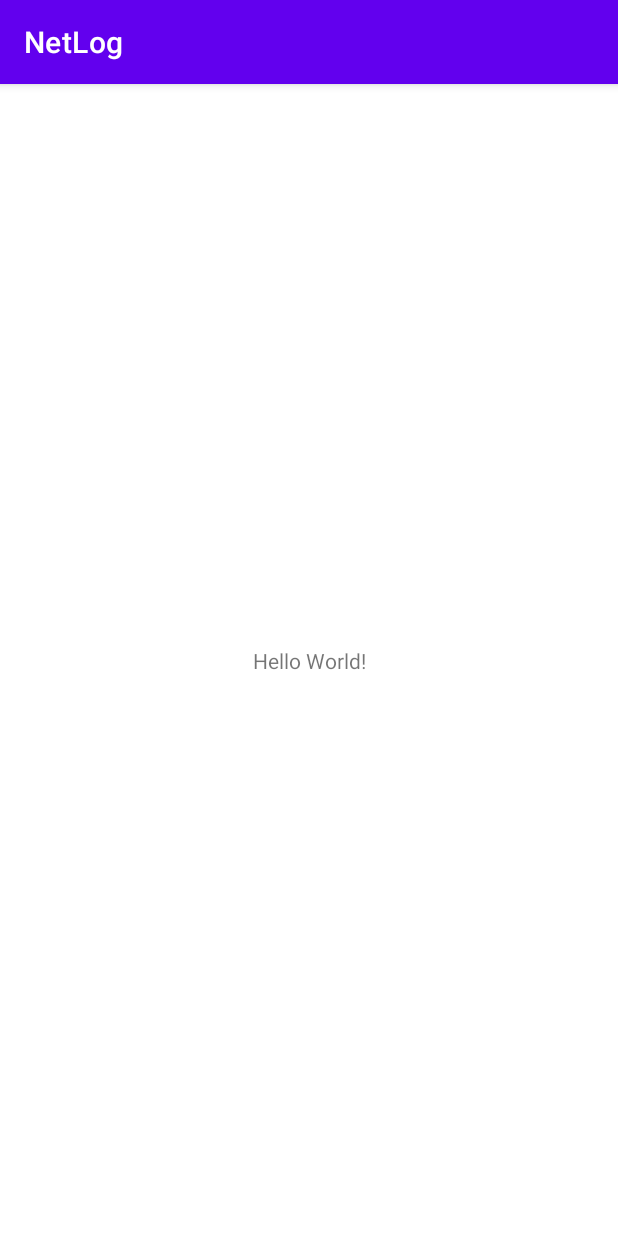
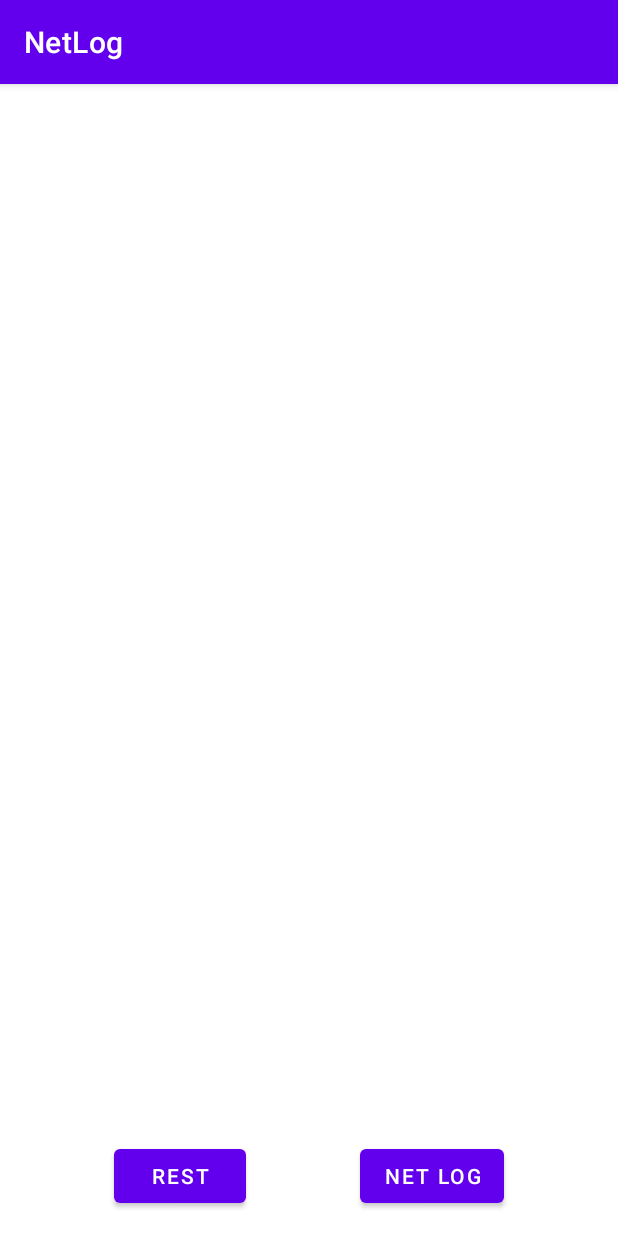
Before and after one commit to mertsalovda/NetLog, an Android app: the screen it shows after launch (MainActivity), on a phone screen of 412 x 824 dp. Run offline under Robolectric (Android 15) with nearby library versions, the phone set to English and light mode, and no system bars; 1 statement that could not run was skipped.

```diff
--- a/app/src/main/AndroidManifest.xml
+++ b/app/src/main/AndroidManifest.xml
@@ -1,6 +1,8 @@
 <?xml version="1.0" encoding="utf-8"?>
 <manifest xmlns:android="http://schemas.android.com/apk/res/android"
     package="ru.mertsalovda.netlog">
+
+    <uses-permission android:name="android.permission.INTERNET"/>
 
     <application
         android:allowBackup="true"
@@ -9,7 +11,7 @@
         android:roundIcon="@mipmap/ic_launcher_round"
         android:supportsRtl="true"
         android:theme="@style/Theme.NetLog">
-        <activity android:name=".MainActivity">
+        <activity android:name=".presentation.MainActivity">
             <intent-filter>
                 <action android:name="android.intent.action.MAIN" />
 
--- a/app/src/main/java/ru/mertsalovda/netlog/MainActivity.kt
+++ /dev/null
@@ -1,11 +0,0 @@
-package ru.mertsalovda.netlog
-
-import androidx.appcompat.app.AppCompatActivity
-import android.os.Bundle
-
-class MainActivity : AppCompatActivity() {
-    override fun onCreate(savedInstanceState: Bundle?) {
-        super.onCreate(savedInstanceState)
-        setContentView(R.layout.activity_main)
-    }
-}
--- /dev/null
+++ b/app/src/main/java/ru/mertsalovda/netlog/presentation/MainActivity.kt
@@ -0,0 +1,31 @@
+package ru.mertsalovda.netlog.presentation
+
+import androidx.appcompat.app.AppCompatActivity
+import android.os.Bundle
+import android.view.View
+import android.widget.Button
+import android.widget.Toast
+import androidx.lifecycle.ViewModelProvider
+import ru.mertsalovda.netlog.R
+import ru.mertsalovda.netlog.databinding.ActivityMainBinding
+
+class MainActivity : AppCompatActivity(R.layout.activity_main) {
+
+    private lateinit var binding: ActivityMainBinding
+    private lateinit var viewModel: MainViewModel
+
+    override fun onCreate(savedInstanceState: Bundle?) {
+        super.onCreate(savedInstanceState)
+
+        binding = ActivityMainBinding.inflate(layoutInflater)
+        viewModel = ViewModelProvider(this).get(MainViewModel::class.java)
+
+    }
+
+    fun openNetLog(view: View) {
+        when (view.id) {
+            R.id.btnRest -> viewModel.sendRest()
+        }
+        Toast.makeText(this, "${(view as? Button)?.text}", Toast.LENGTH_SHORT).show()
+    }
+}
--- /dev/null
+++ b/app/src/main/java/ru/mertsalovda/netlog/presentation/MainViewModel.kt
@@ -0,0 +1,26 @@
+package ru.mertsalovda.netlog.presentation
+
+import androidx.lifecycle.LiveData
+import androidx.lifecycle.MutableLiveData
+import androidx.lifecycle.ViewModel
+import androidx.lifecycle.viewModelScope
+import kotlinx.coroutines.launch
+import ru.mertsalovda.netlog.data.network.CountriesApi
+import ru.mertsalovda.netlog.domain.models.CountryDto
+
+class MainViewModel : ViewModel() {
+
+    private val _countries = MutableLiveData<List<CountryDto>>()
+    val countries: LiveData<List<CountryDto>> = _countries
+
+    fun sendRest() {
+        viewModelScope.launch {
+            try {
+                val allCountries = CountriesApi.provideCountriesApi().getAllCountries()
+                _countries.value = allCountries.body()
+            } catch (e: Exception) {
+                e.printStackTrace()
+            }
+        }
+    }
+}
--- a/app/src/main/res/layout/activity_main.xml
+++ b/app/src/main/res/layout/activity_main.xml
@@ -4,15 +4,66 @@
     xmlns:tools="http://schemas.android.com/tools"
     android:layout_width="match_parent"
     android:layout_height="match_parent"
-    tools:context=".MainActivity">
+    tools:context=".presentation.MainActivity">
 
-    <TextView
+    <androidx.core.widget.NestedScrollView
+        android:id="@+id/nestedScrollView"
+        android:layout_width="match_parent"
+        android:layout_height="0dp"
+        app:layout_constraintBottom_toTopOf="@id/guideline"
+        app:layout_constraintEnd_toEndOf="parent"
+        app:layout_constraintStart_toStartOf="parent"
+        app:layout_constraintTop_toTopOf="parent">
+
+        <androidx.constraintlayout.widget.ConstraintLayout
+            android:layout_width="match_parent"
+            android:layout_height="wrap_content">
+
+            <TextView
+                android:id="@+id/tvText"
+                android:layout_width="0dp"
+                android:layout_height="wrap_content"
+                android:layout_margin="16dp"
+                tools:text="@tools:sample/lorem/random"
+                app:layout_constraintLeft_toLeftOf="parent"
+                app:layout_constraintRight_toRightOf="parent"
+                app:layout_constraintTop_toTopOf="parent" />
+
+
+        </androidx.constraintlayout.widget.ConstraintLayout>
+
+    </androidx.core.widget.NestedScrollView>
+
+
+    <Button
+        android:id="@+id/btnRest"
         android:layout_width="wrap_content"
         android:layout_height="wrap_content"
-        android:text="Hello World!"
+        android:layout_marginBottom="16dp"
+        android:text="@string/rest"
+        android:onClick="openNetLog"
         app:layout_constraintBottom_toBottomOf="parent"
-        app:layout_constraintLeft_toLeftOf="parent"
-        app:layout_constraintRight_toRightOf="parent"
-        app:layout_constraintTop_toTopOf="parent" />
+        app:layout_constraintEnd_toStartOf="@id/btnNetLog"
+        app:layout_constraintHorizontal_bias="0.5"
+        app:layout_constraintStart_toStartOf="parent" />
+
+    <Button
+        android:id="@+id/btnNetLog"
+        android:layout_width="wrap_content"
+        android:layout_height="wrap_content"
+        android:layout_marginBottom="16dp"
+        android:text="@string/net_log"
+        android:onClick="openNetLog"
+        app:layout_constraintBottom_toBottomOf="parent"
+        app:layout_constraintEnd_toEndOf="parent"
+        app:layout_constraintHorizontal_bias="0.5"
+        app:layout_constraintStart_toEndOf="@id/btnRest" />
+
+    <androidx.constraintlayout.widget.Guideline
+        android:id="@+id/guideline"
+        android:layout_width="wrap_content"
+        android:layout_height="wrap_content"
+        android:orientation="horizontal"
+        app:layout_constraintGuide_percent="0.9" />
 
 </androidx.constraintlayout.widget.ConstraintLayout>
--- a/app/src/main/res/values/strings.xml
+++ b/app/src/main/res/values/strings.xml
@@ -1,3 +1,5 @@
 <resources>
     <string name="app_name">NetLog</string>
+    <string name="rest">REST</string>
+    <string name="net_log">Net Log</string>
 </resources>
```
Also changed, not shown: app/build.gradle (+20 -0 lines), app/src/main/java/ru/mertsalovda/netlog/data/network/Api.kt (added, +11 -0 lines), app/src/main/java/ru/mertsalovda/netlog/data/network/CountriesApi.kt (added, +56 -0 lines), app/src/main/java/ru/mertsalovda/netlog/domain/models/CountryDto.kt (added, +7 -0 lines), app/src/main/java/ru/mertsalovda/netlog/domain/models/CurrencyDto.kt (added, +7 -0 lines).
